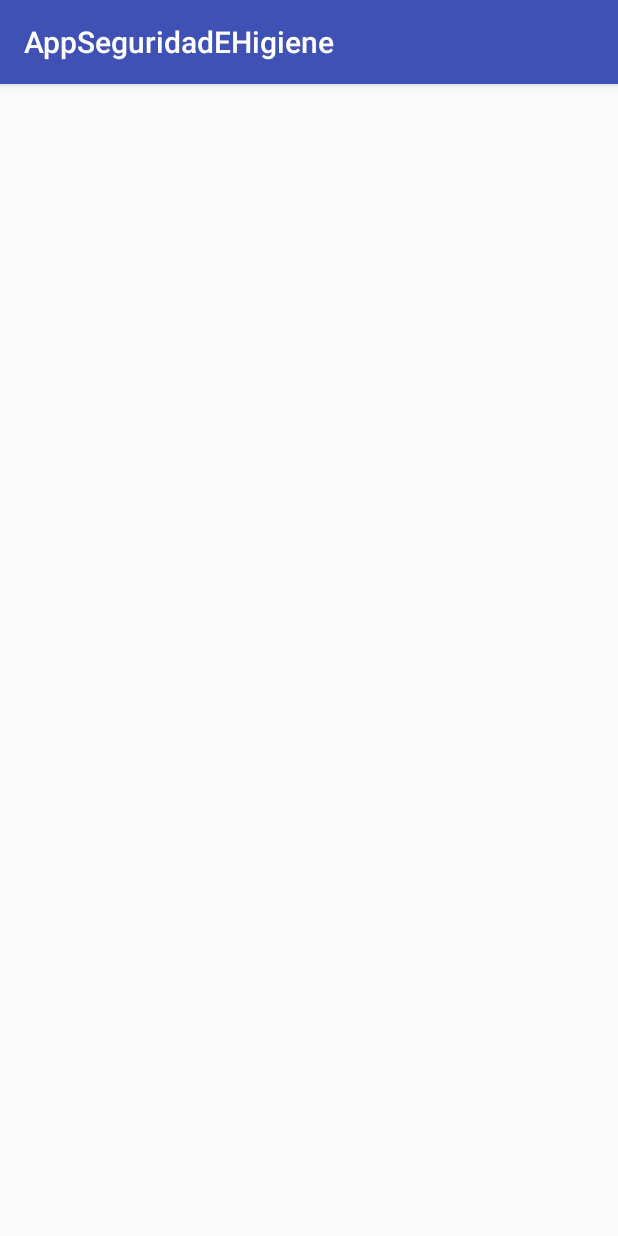
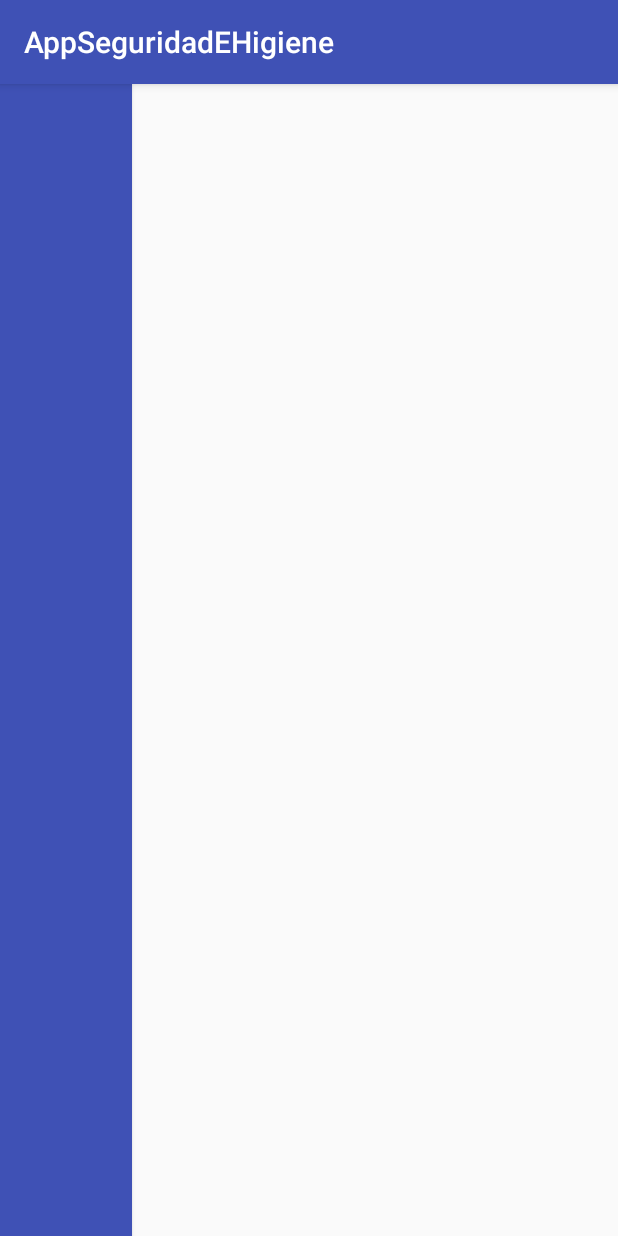
Before and after one commit to mayra314/AppSeguridadEHigiene, an Android app: the screen it shows after launch (MainActivity), on a phone screen of 412 x 824 dp. Run offline under Robolectric (Android 15) with nearby library versions, the phone set to English and light mode, and no system bars.

Commit message:
Merge branch 'feature/creacion_de_interfaz' into develop
boton

```diff
--- a/app/src/main/res/layout/activity_main.xml
+++ b/app/src/main/res/layout/activity_main.xml
@@ -5,7 +5,10 @@
     android:layout_width="match_parent"
     android:layout_height="match_parent"
     tools:context=".MainActivity">
+<Button
+    android:layout_width="wrap_content"
+    android:layout_height="match_parent"
+    android:background="@color/colorPrimary"
 
-
-
+    />
 </android.support.constraint.ConstraintLayout>
```
